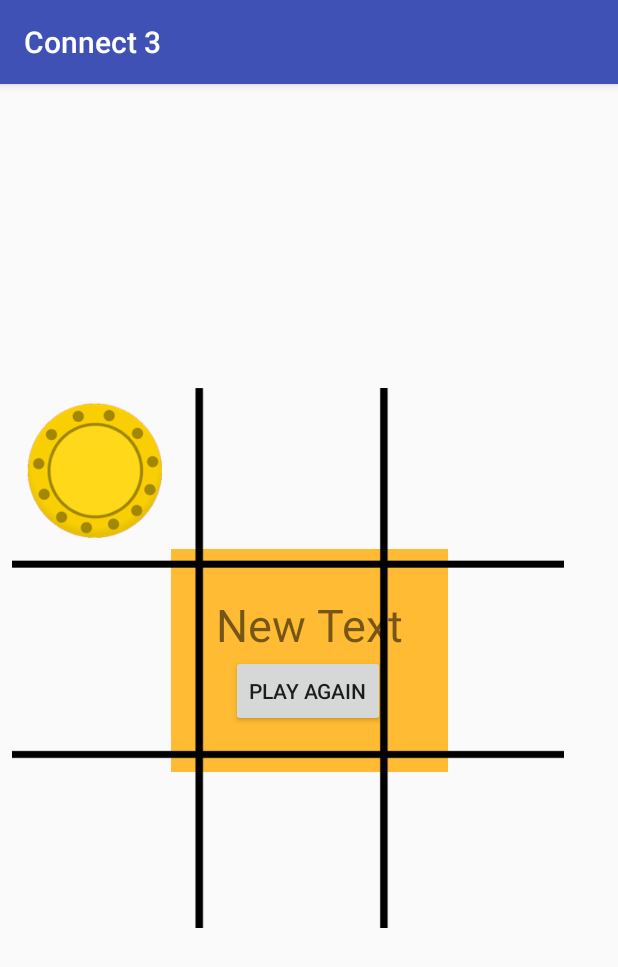
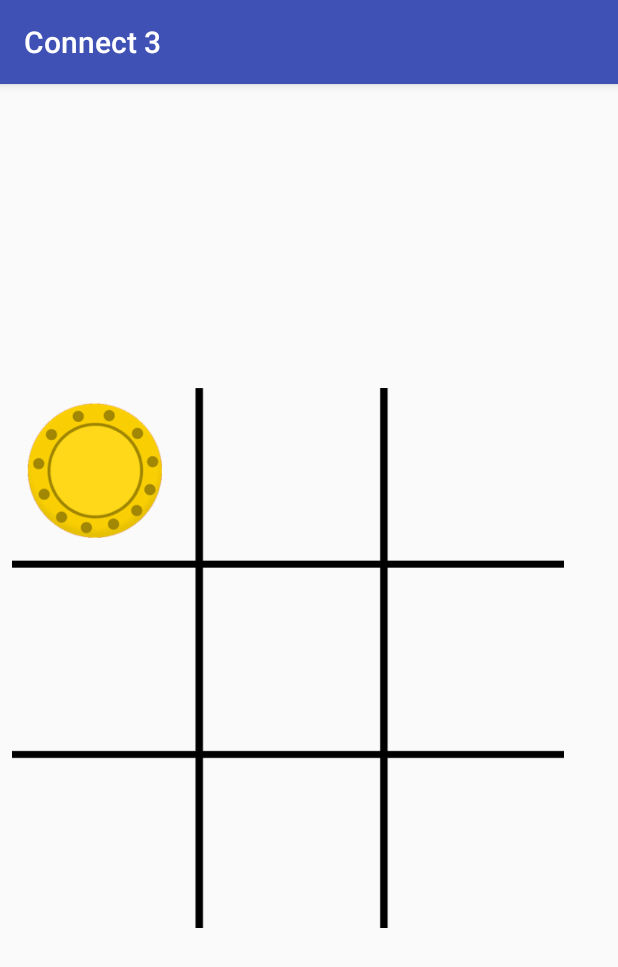
Before and after one commit to cherrythia/LearnAndroidApp, an Android app: the screen it shows after launch (MainActivity), after a tap on an icon or button, on a phone screen of 412 x 824 dp. Shown: the top 967 px of the screen. Run offline under Robolectric (Android 15) with nearby library versions, the phone set to English and light mode, and no system bars.

Commit message:
Connect3 tutorial completed

```diff
--- a/Connect3/app/src/main/java/com/example/clpl2/connect3/MainActivity.java
+++ b/Connect3/app/src/main/java/com/example/clpl2/connect3/MainActivity.java
@@ -14,17 +14,21 @@ public class MainActivity extends AppCompatActivity {
     //yello = 0, red = 1
     int activePlayer = 0;
 
+    boolean gameIsActive = true;
+
     int[] gameState = {2,2,2,2,2,2,2,2,2};
 
     int[][] winningPositions = {{0,1,2},{3,4,5},{6,7,8},{0,3,6},{1,4,7},{2,5,8},{0,4,8},{2,4,6}};
 
     public void dropIn(View view) {
+
         ImageView counter = (ImageView) view;
-        view.setTranslationY(-1000f);
 
         int tappedCounter = Integer.parseInt(counter.getTag().toString());
 
-        if (gameState[tappedCounter] == 2) {
+        if (gameState[tappedCounter] == 2 && gameIsActive) {
+
+            view.setTranslationY(-1000f);
 
             gameState[tappedCounter] = activePlayer;
 
@@ -58,6 +62,28 @@ public class MainActivity extends AppCompatActivity {
 
                     GridLayout gridLayout = (GridLayout) findViewById(R.id.gridLayout);
                     gridLayout.setVisibility(View.INVISIBLE);
+
+                    gameIsActive = false;
+
+                } else {
+
+                    boolean gameIsOver = true;
+
+                    for (int counterState : gameState) {
+                        if (counterState == 2) gameIsOver = false;
+                    }
+
+                    if (gameIsOver) {
+                        TextView winnerMessage = (TextView) findViewById(R.id.winnerMessage);
+                        winnerMessage.setText("Game is over!");
+
+                        LinearLayout layout = (LinearLayout) findViewById(R.id.playAgainLayout);
+                        layout.setVisibility(View.VISIBLE);
+
+                        GridLayout gridLayout = (GridLayout) findViewById(R.id.gridLayout);
+                        gridLayout.setVisibility(View.INVISIBLE);
+                    }
+
                 }
             }
 
@@ -66,6 +92,8 @@ public class MainActivity extends AppCompatActivity {
     }
 
     public void playAgain(View view) {
+
+        gameIsActive = true;
 
         LinearLayout layout = (LinearLayout) findViewById(R.id.playAgainLayout);
         layout.setVisibility(View.INVISIBLE);
@@ -78,8 +106,6 @@ public class MainActivity extends AppCompatActivity {
         for(int i =0 ; i < gameState.length;i++) {
             gameState[i] = 2;
         }
-
-        GridLayout gridLayout = (GridLayout) findViewById(R.id.gridLayout);
 
         for (int i = 0 ; i < gridLayout.getChildCount() ; i++) {
 
--- a/Connect3/app/src/main/res/layout/activity_main.xml
+++ b/Connect3/app/src/main/res/layout/activity_main.xml
@@ -16,13 +16,13 @@
         android:layout_marginTop="8dp"
         android:alpha="1"
         android:background="@android:color/holo_orange_light"
+        android:orientation="vertical"
         android:padding="30dp"
-        android:visibility="visible"
+        android:visibility="invisible"
         app:layout_constraintBottom_toBottomOf="parent"
         app:layout_constraintLeft_toLeftOf="parent"
         app:layout_constraintRight_toRightOf="parent"
-        app:layout_constraintTop_toTopOf="parent"
-        android:orientation="vertical">
+        app:layout_constraintTop_toTopOf="parent">
 
         <TextView
             android:id="@+id/winnerMessage"
```
